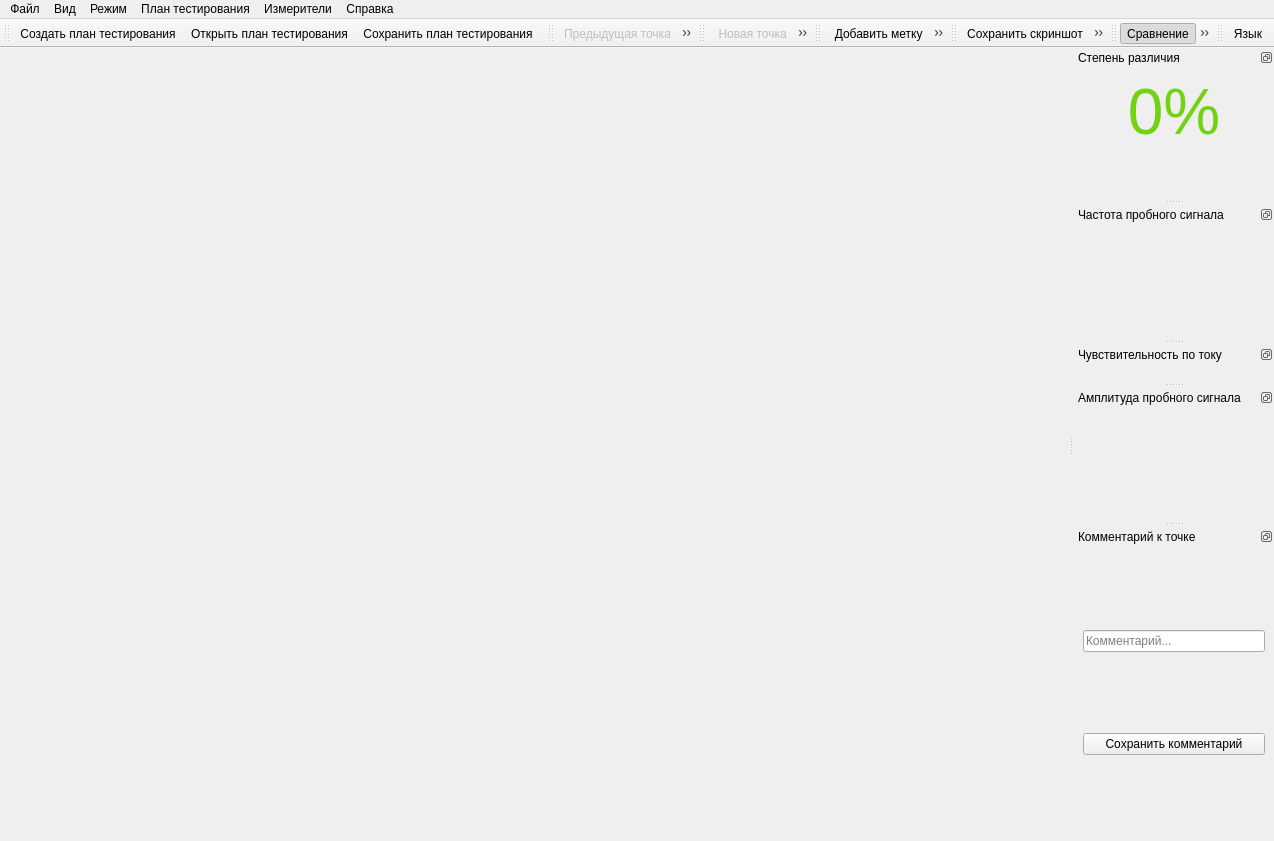
This is gui/mainwindow.ui in EPC-MSU/EPLab as Qt 5 draws it before an edit. The edited form follows.
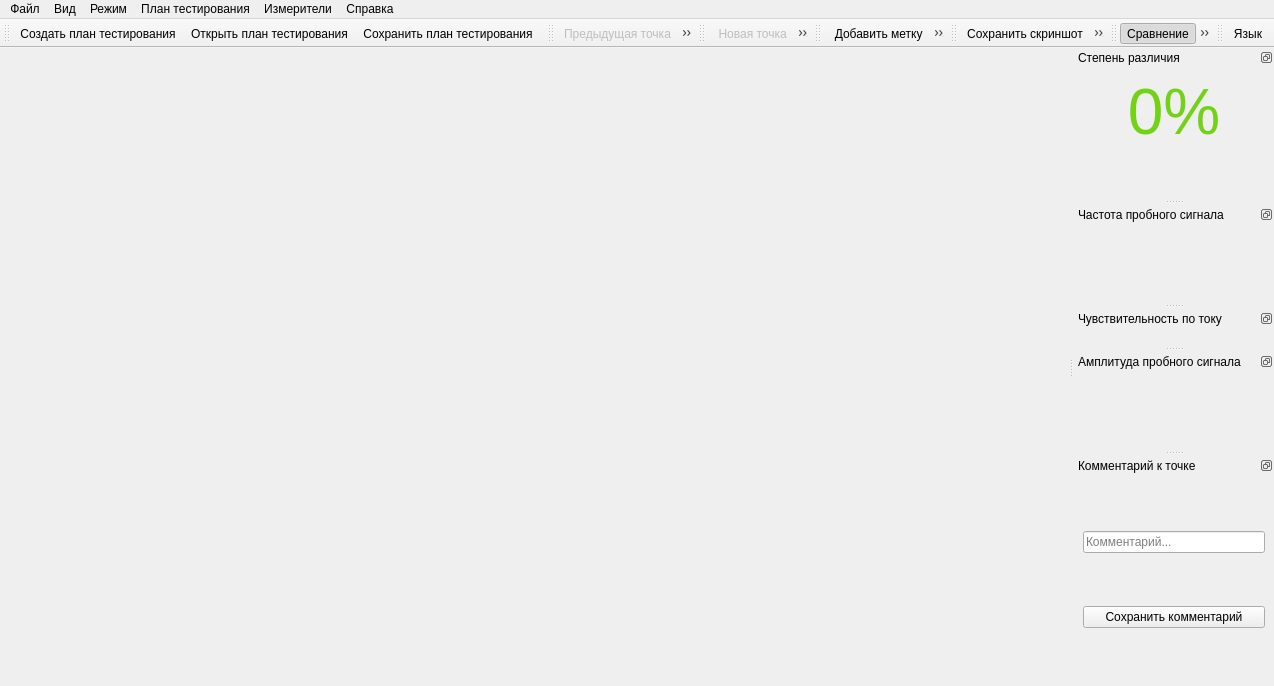
This is the edited form. Icons and pictures are not drawn.

The edit to the form file:
```diff
--- a/gui/mainwindow.ui
+++ b/gui/mainwindow.ui
@@ -6,8 +6,8 @@
    <rect>
     <x>0</x>
     <y>0</y>
-    <width>1233</width>
-    <height>841</height>
+    <width>912</width>
+    <height>686</height>
    </rect>
   </property>
   <property name="windowTitle">
```
Left out of the diff: 2 changed lines with no effect on the pictures.
